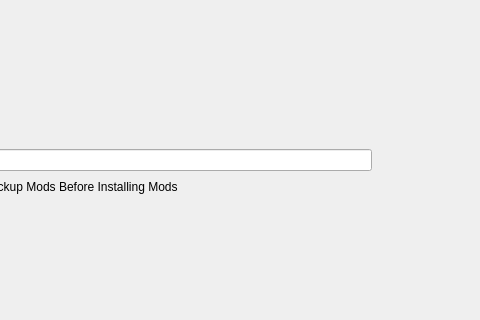
First picture: the form in forms/mainwindow.ui, repository quentin452/ArkSurvivalEvolvedModpackInstallerandCreator, before the edit; both pictures show x 320 to 800 and y 102 to 422 of the 800 by 600 pixel window.
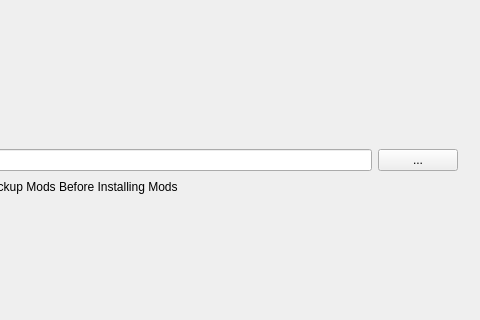
Second picture: the form after the edit.

Commit message: Add Steamid mod list backup

```diff
--- a/forms/mainwindow.ui
+++ b/forms/mainwindow.ui
@@ -60,6 +60,13 @@
         <item row="2" column="1">
           <widget class="QLineEdit" name="modsSteamIdListQuery"/>
         </item>
+        <item row="2" column="2">
+          <widget class="QPushButton" name="chooseModsFileButton">
+            <property name="text">
+              <string>...</string>
+            </property>
+          </widget>
+        </item>
         <item row="4" column="0">
           <widget class="QPushButton" name="installButton">
             <property name="text">
```
The commit also changes 2 other files.
